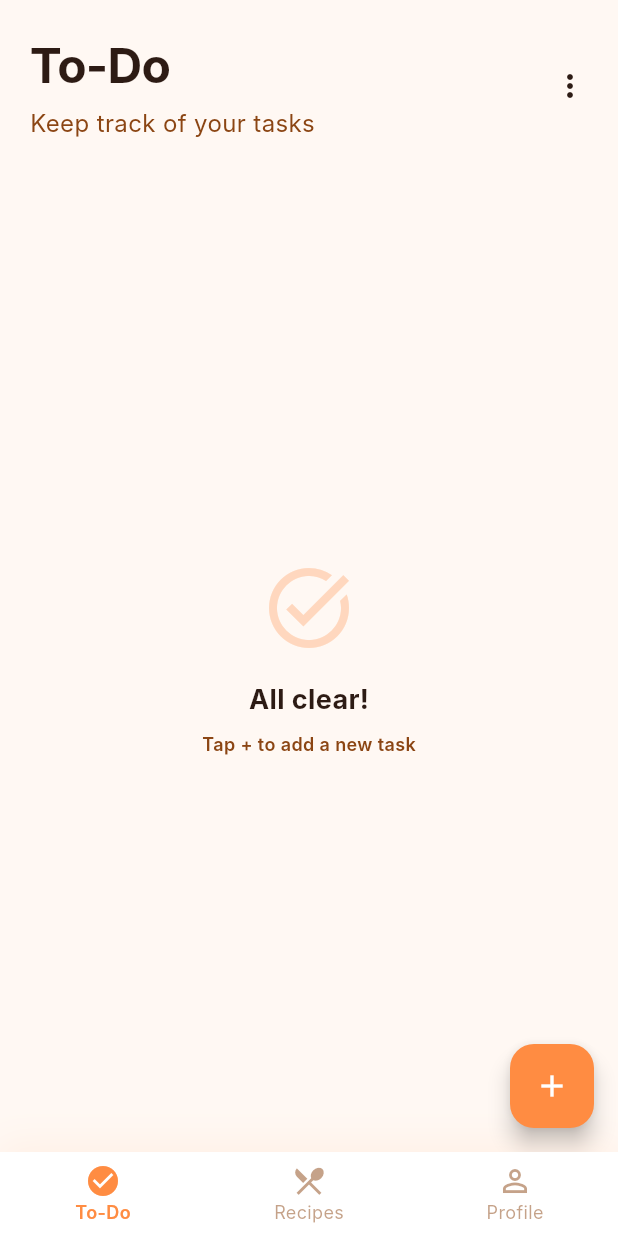
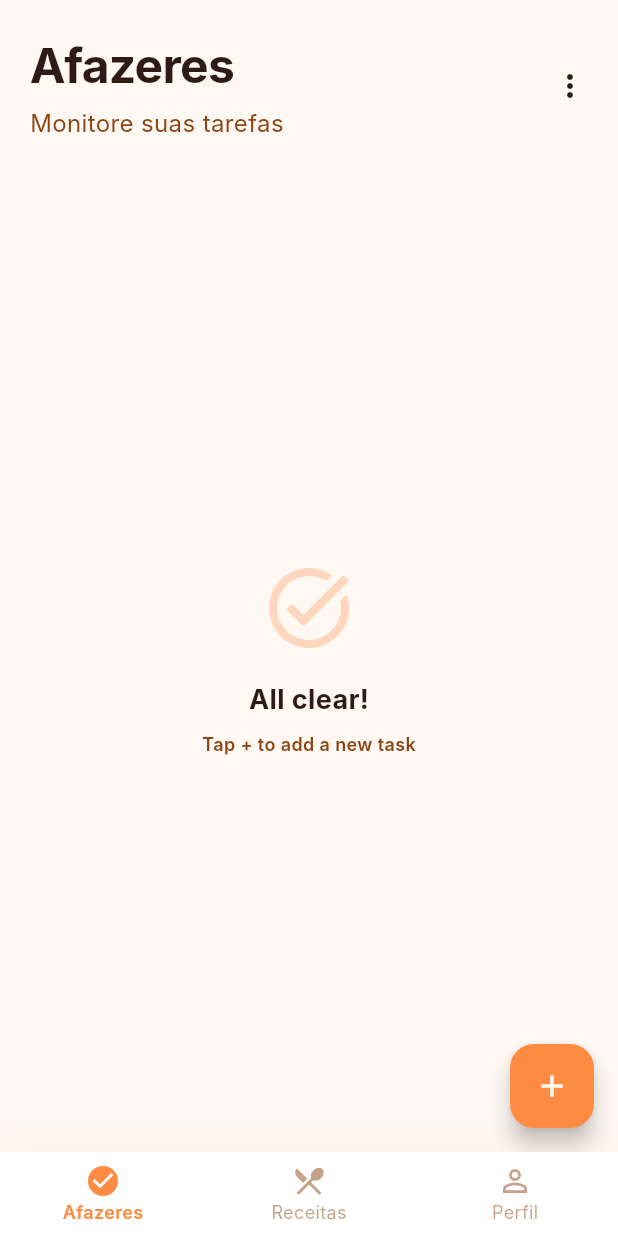
Before and after one commit to alissone/recettas, a Flutter app: the screen it shows once a user with an empty profile is signed in, on a phone screen of 412 x 824 dp. Run offline on Flutter 3.47's test engine with Material 3 defaults, Android fonts, the phone set to English and light mode, and no system bars; our stand-ins replace supabase_flutter; accounts and stored records are empty; Roboto replaces fonts that are missing (Inter).

Commit message:
Started translating app

```diff
--- /dev/null
+++ b/devtools_options.yaml
@@ -0,0 +1,3 @@
+description: This file stores settings for Dart & Flutter DevTools.
+documentation: https://docs.flutter.dev/tools/devtools/extensions#configure-extension-enablement-states
+extensions:
--- a/lib/screens/home_shell.dart
+++ b/lib/screens/home_shell.dart
@@ -98,17 +98,17 @@
             BottomNavigationBarItem(
               icon: Icon(Icons.check_circle_outline),
               activeIcon: Icon(Icons.check_circle),
-              label: 'To-Do',
+              label: 'Afazeres',
             ),
             BottomNavigationBarItem(
               icon: Icon(Icons.restaurant_menu_outlined),
               activeIcon: Icon(Icons.restaurant_menu),
-              label: 'Recipes',
+              label: 'Receitas',
             ),
             BottomNavigationBarItem(
               icon: Icon(Icons.person_outline),
               activeIcon: Icon(Icons.person),
-              label: 'Profile',
+              label: 'Perfil',
             ),
           ],
         ),
--- a/lib/screens/todo_screen.dart
+++ b/lib/screens/todo_screen.dart
@@ -246,10 +246,10 @@
             child: Column(
               crossAxisAlignment: CrossAxisAlignment.start,
               children: [
-                const Text('To-Do', style: AppTheme.headingLarge),
+                const Text('Afazeres', style: AppTheme.headingLarge),
                 const SizedBox(height: 4),
                 Text(
-                  'Keep track of your tasks',
+                  'Monitore suas tarefas',
                   style: AppTheme.bodyText
                       .copyWith(color: AppTheme.mediumBrown),
                 ),
```
